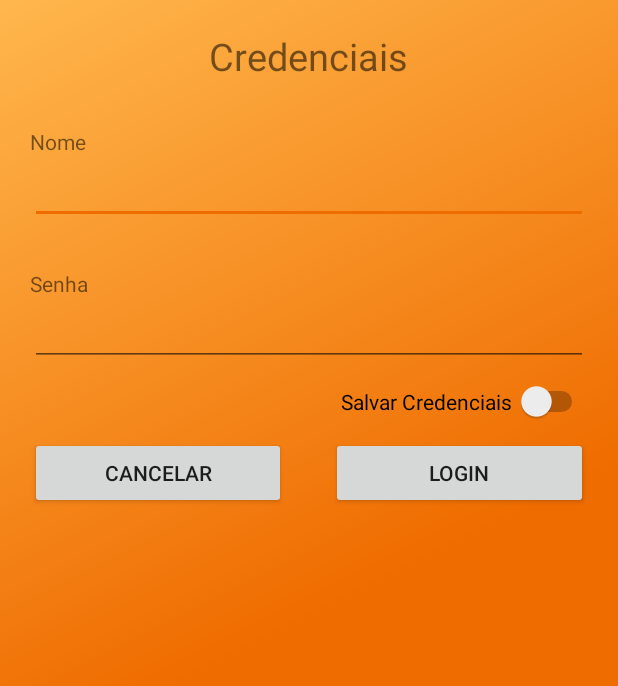
After one commit to giovanileitevitor/LimonadaMoneyApp, an Android app: the layout activity_loggon.xml on its own in the app's theme, with its tools: preview values and no code run, on a phone screen of 412 x 824 dp. The commit adds this screen. Shown: the top 686 px of the screen. Run offline under Robolectric (Android 15) with nearby library versions, the phone set to English and light mode, and no system bars.

Commit message:
alteracoes de estrutura do app

```diff
--- a/app/build.gradle
+++ b/app/build.gradle
@@ -36,6 +36,9 @@ dependencies {
     implementation 'androidx.core:core-ktx:1.0.2'
     implementation 'androidx.constraintlayout:constraintlayout:1.1.3'
     implementation 'androidx.legacy:legacy-support-v4:1.0.0'
+    implementation 'com.google.android.material:material:1.0.0'
+    implementation 'androidx.annotation:annotation:1.0.2'
+    implementation 'androidx.lifecycle:lifecycle-extensions:2.0.0'
     testImplementation 'junit:junit:4.12'
     androidTestImplementation 'androidx.test.ext:junit:1.1.0'
     androidTestImplementation 'androidx.test.espresso:espresso-core:3.1.1'
--- a/app/src/main/java/com/example/limonadamoneyapp/view/ApontarFragment.kt
+++ b/app/src/main/java/com/example/limonadaMoneyApp/view/ApontarFragment.kt
@@ -1,4 +1,4 @@
-package com.example.limonadamoneyapp.view
+package com.example.limonadaMoneyApp.view
 
 
 import android.os.Bundle
@@ -7,7 +7,7 @@ import android.view.LayoutInflater
 import android.view.View
 import android.view.ViewGroup
 import android.widget.ArrayAdapter
-import com.example.limonadamoneyapp.R
+import com.example.limonadaMoneyApp.R
 import kotlinx.android.synthetic.main.fragment_apontar.*
 
 /**
--- a/app/src/main/java/com/example/limonadamoneyapp/view/ConsultarFragment.kt
+++ b/app/src/main/java/com/example/limonadaMoneyApp/view/ConsultarFragment.kt
@@ -1,4 +1,4 @@
-package com.example.limonadamoneyapp.view
+package com.example.limonadaMoneyApp.view
 
 
 import android.os.Bundle
@@ -6,7 +6,7 @@ import androidx.fragment.app.Fragment
 import android.view.LayoutInflater
 import android.view.View
 import android.view.ViewGroup
-import com.example.limonadamoneyapp.R
+import com.example.limonadaMoneyApp.R
 
 /**
  * A simple [Fragment] subclass.
--- a/app/src/main/java/com/example/limonadamoneyapp/view/HomeFragment.kt
+++ b/app/src/main/java/com/example/limonadaMoneyApp/view/HomeFragment.kt
@@ -1,4 +1,4 @@
-package com.example.limonadamoneyapp.view
+package com.example.limonadaMoneyApp.view
 
 
 import android.os.Bundle
@@ -10,12 +10,11 @@ import android.widget.AdapterView
 import android.widget.ArrayAdapter
 import androidx.core.content.ContextCompat
 import androidx.navigation.findNavController
-import com.example.limonadamoneyapp.R
+import com.example.limonadaMoneyApp.R
 import com.github.mikephil.charting.components.XAxis
 import com.github.mikephil.charting.data.BarData
 import com.github.mikephil.charting.data.BarDataSet
 import com.github.mikephil.charting.data.BarEntry
-import com.github.mikephil.charting.utils.ColorTemplate
 import kotlinx.android.synthetic.main.fragment_home.*
 
 /**
--- /dev/null
+++ b/app/src/main/res/layout/activity_loggon.xml
@@ -0,0 +1,76 @@
+<?xml version="1.0" encoding="utf-8"?>
+<LinearLayout
+    xmlns:android="http://schemas.android.com/apk/res/android"
+    android:orientation="vertical"
+    android:layout_width="match_parent"
+    android:padding="20dp"
+    android:layout_height="match_parent"
+    android:background="@drawable/welcome_background">
+
+    <TextView
+        android:layout_width="wrap_content"
+        android:layout_height="wrap_content"
+        android:text="@string/label_tv_title"
+        android:layout_gravity="center"
+        android:textSize="25sp"/>
+
+    <TextView
+        android:layout_marginTop="30dp"
+        android:layout_width="wrap_content"
+        android:layout_height="wrap_content"
+        android:text="@string/label_tv_name"/>
+
+    <EditText
+        android:id="@+id/et_name"
+        android:layout_width="match_parent"
+        android:layout_height="wrap_content"
+        android:inputType="text"/>
+
+    <TextView
+        android:layout_marginTop="30dp"
+        android:layout_width="wrap_content"
+        android:layout_height="wrap_content"
+        android:text="@string/label_tv_password"/>
+
+    <EditText
+        android:id="@+id/et_password"
+        android:layout_width="match_parent"
+        android:layout_height="wrap_content"
+        android:inputType="textPassword"/>
+
+    <Switch
+        android:layout_width="match_parent"
+        android:layout_height="wrap_content"
+        android:layout_marginTop="10dp"
+        android:layout_marginBottom="10dp"
+        android:text="Salvar Credenciais "
+        android:textAlignment="textEnd"/>
+
+    <LinearLayout
+        android:layout_width="match_parent"
+        android:layout_height="wrap_content"
+        android:orientation="horizontal"
+        android:gravity="center">
+
+        <Button
+            android:id="@+id/btn_cancel"
+            android:layout_width="0dp"
+            android:layout_height="wrap_content"
+            android:text="@string/label_btn_cancel"
+            android:layout_weight="1"/>
+
+        <View
+            android:layout_width="30dp"
+            android:layout_height="1dp"/>
+
+        <Button
+            android:id="@+id/btn_login"
+            android:layout_width="0dp"
+            android:layout_height="wrap_content"
+            android:text="@string/label_btn_login"
+            android:layout_weight="1"/>
+
+    </LinearLayout>
+
+
+</LinearLayout>
--- a/app/src/main/res/layout/activity_main.xml
+++ b/app/src/main/res/layout/activity_main.xml
@@ -5,7 +5,7 @@
     xmlns:tools="http://schemas.android.com/tools"
     android:layout_width="match_parent"
     android:layout_height="match_parent"
-    tools:context=".MainActivity">
+    tools:context=".Home.MainActivity">
 
     <fragment
         android:id="@+id/navHost"
--- a/app/src/main/res/layout/activity_splash.xml
+++ b/app/src/main/res/layout/activity_splash.xml
@@ -5,7 +5,7 @@
     xmlns:tools="http://schemas.android.com/tools"
     android:layout_width="match_parent"
     android:layout_height="match_parent"
-    tools:context=".view.SplashActivity"
+    tools:context=".Splash.SplashActivity"
     android:background="@drawable/welcome_background">
 
 
--- a/app/src/main/res/navigation/nav_graph.xml
+++ b/app/src/main/res/navigation/nav_graph.xml
@@ -6,7 +6,7 @@
 
     <fragment
         android:id="@+id/homeFragment"
-        android:name="com.example.limonadamoneyapp.view.HomeFragment"
+        android:name="com.example.limonadaMoneyApp.view.HomeFragment"
         android:label="Home"
         tools:layout="@layout/fragment_home" >
         <action
@@ -27,7 +27,7 @@
     </fragment>
     <fragment
         android:id="@+id/apontarFragment"
-        android:name="com.example.limonadamoneyapp.view.ApontarFragment"
+        android:name="com.example.limonadaMoneyApp.view.ApontarFragment"
         android:label="Apontar Gastos"
         tools:layout="@layout/fragment_apontar" >
 
@@ -35,7 +35,7 @@
 
     <fragment
         android:id="@+id/consultarFragment"
-        android:name="com.example.limonadamoneyapp.view.ConsultarFragment"
+        android:name="com.example.limonadaMoneyApp.view.ConsultarFragment"
         android:label="Consultar Gastos"
         tools:layout="@layout/fragment_consultar" >
 
--- /dev/null
+++ b/app/src/main/res/values/dimens.xml
@@ -0,0 +1,5 @@
+<resources>
+    <!-- Default screen margins, per the Android Design guidelines. -->
+    <dimen name="activity_horizontal_margin">16dp</dimen>
+    <dimen name="activity_vertical_margin">16dp</dimen>
+</resources>
--- a/app/src/main/res/values/strings.xml
+++ b/app/src/main/res/values/strings.xml
@@ -1,5 +1,16 @@
 <resources>
     <string name="app_name">LimonadaMoneyApp</string>
+
+
+    <!-- Loggon Activity -->
+    <string name="label_tv_title">Credenciais</string>
+    <string name="label_tv_name">Nome</string>
+    <string name="label_tv_password">Senha</string>
+    <string name="label_btn_cancel">Cancelar</string>
+    <string name="label_btn_login">Login</string>
+    <string name="error_no_name">Erro. Nome é Obrigatório!!!</string>
+    <string name="error_no_password">Erro. Senha é Obrigatória!!!</string>
+    <string name="error_invalid_credentials">Erro: Credenciais Invalidas!!!</string>
 
     <!-- PRINCIPAL FRAGMENT -->
     <string name="spn_periodo">Informe o Período :</string>
@@ -40,5 +51,14 @@
         <item>Tipo de gasto</item>
         <item>Descrição</item>
     </string-array>
+    <string name="title_activity_login">Sign in</string>
+    <string name="prompt_email">Email</string>
+    <string name="prompt_password">Password</string>
+    <string name="action_sign_in">Sign in or register</string>
+    <string name="action_sign_in_short">Sign in</string>
+    <string name="welcome">"Welcome !"</string>
+    <string name="invalid_username">Not a valid username</string>
+    <string name="invalid_password">Password must be >5 characters</string>
+    <string name="login_failed">"Login failed"</string>
 
 </resources>
--- a/app/src/main/res/values/styles.xml
+++ b/app/src/main/res/values/styles.xml
@@ -1,4 +1,11 @@
 <resources>
+
+    <!-- Splash Screen theme. -->
+    <style name="AppTheme.SplashScreen" parent="Theme.AppCompat.Light.NoActionBar">
+        <item name="windowActionBar">false</item>
+        <item name="windowNoTitle">true</item>
+        <item name="android:windowDisablePreview">true</item>
+    </style>
 
     <!-- Base application theme. -->
     <style name="AppTheme" parent="Theme.AppCompat.Light.DarkActionBar">
```
Also changed, not shown: app/src/main/AndroidManifest.xml (+15 -12 lines), app/src/main/java/com/example/limonadaMoneyApp/Home/MainActivity.kt (renamed from app/src/main/java/com/example/limonadamoneyapp/MainActivity.kt, +7 -2 lines), app/src/main/java/com/example/limonadaMoneyApp/Loggon/view/LoggonActivity.kt (added, +31 -0 lines), app/src/main/java/com/example/limonadaMoneyApp/Loggon/viewModel/LoggonViewModel.kt (added, +19 -0 lines), app/src/main/java/com/example/limonadaMoneyApp/Splash/SplashActivity.kt (added, +60 -0 lines), app/src/main/java/com/example/limonadaMoneyApp/utils/Utils.kt (renamed from app/src/main/java/com/example/limonadamoneyapp/utils/Utils.kt, +7 -8 lines), app/src/main/java/com/example/limonadamoneyapp/view/SplashActivity.kt (deleted, +0 -43 lines), 4 other files.
